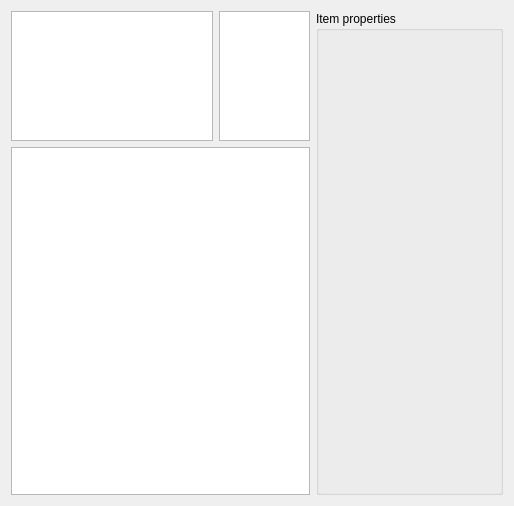
Above: src/GUI/ricfile.ui from spillerrec/RICcreator before the change. Below: the same form after it.
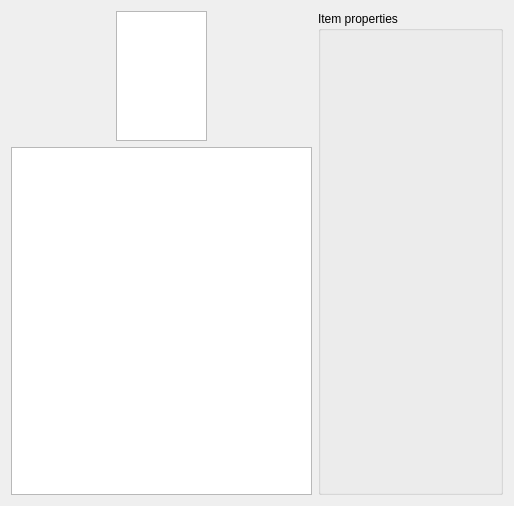
That is the form after the change.

Commit message: Updated ricfile to use nxtCanvasWidget.

Patch:
```diff
--- a/src/GUI/ricfile.ui
+++ b/src/GUI/ricfile.ui
@@ -21,39 +21,6 @@
      </property>
      <item>
       <layout class="QHBoxLayout" name="horizontalLayout_2">
-       <item>
-        <widget class="QGraphicsView" name="canvas">
-         <property name="enabled">
-          <bool>true</bool>
-         </property>
-         <property name="sizePolicy">
-          <sizepolicy hsizetype="Fixed" vsizetype="Fixed">
-           <horstretch>0</horstretch>
-           <verstretch>0</verstretch>
-          </sizepolicy>
-         </property>
-         <property name="minimumSize">
-          <size>
-           <width>202</width>
-           <height>130</height>
-          </size>
-         </property>
-         <property name="maximumSize">
-          <size>
-           <width>202</width>
-           <height>130</height>
-          </size>
-         </property>
-         <property name="sceneRect">
-          <rectf>
-           <x>0.000000000000000</x>
-           <y>0.000000000000000</y>
-           <width>200.000000000000000</width>
-           <height>128.000000000000000</height>
-          </rectf>
-         </property>
-        </widget>
-       </item>
        <item>
         <widget class="QTableView" name="parameter_view">
          <property name="sizePolicy">
@@ -104,6 +71,12 @@
          <verstretch>0</verstretch>
         </sizepolicy>
        </property>
+       <property name="minimumSize">
+        <size>
+         <width>301</width>
+         <height>0</height>
+        </size>
+       </property>
        <property name="maximumSize">
         <size>
          <width>301</width>
```
The commit also changes 4 other files.
